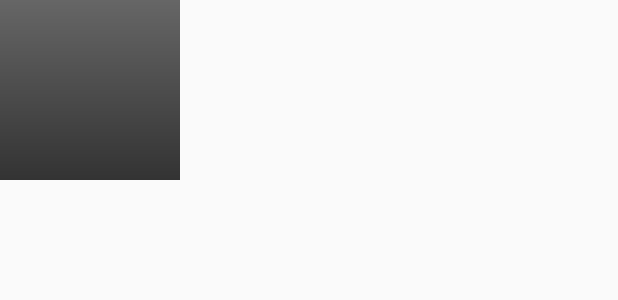
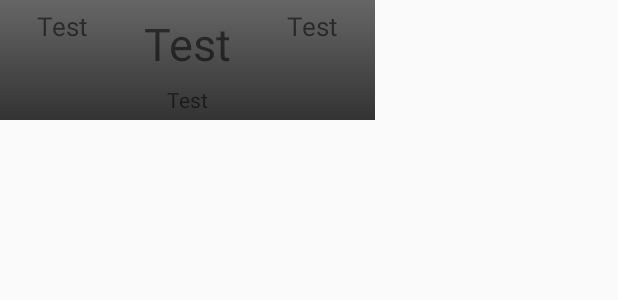
Before and after one commit to theeheng/SuperDuo, an Android app: the layout widget_item.xml on its own in the app's theme, with its tools: preview values and no code run, on a phone screen of 412 x 824 dp. Shown: the top 300 px of the screen. Run offline under Robolectric (Android 15) with nearby library versions, the phone set to English and light mode, and no system bars.

Commit message:
Fix Widget

```diff
--- a/Football_Scores/app/src/main/AndroidManifest.xml
+++ b/Football_Scores/app/src/main/AndroidManifest.xml
@@ -42,7 +42,7 @@
                 android:resource="@xml/scorewidgetinfo" />
         </receiver>
 
-        <service android:name="ScoreWidgetService"
+        <service android:name=".service.ScoreWidgetService"
             android:permission="android.permission.BIND_REMOTEVIEWS"
             android:exported="false" />
 
--- a/Football_Scores/app/src/main/res/layout/widget_item.xml
+++ b/Football_Scores/app/src/main/res/layout/widget_item.xml
@@ -1,24 +1,77 @@
 <?xml version="1.0" encoding="utf-8"?>
-<!-- Copyright (C) 2011 The Android Open Source Project
-
-     Licensed under the Apache License, Version 2.0 (the "License");
-     you may not use this file except in compliance with the License.
-     You may obtain a copy of the License at
-
-          http://www.apache.org/licenses/LICENSE-2.0
-
-     Unless required by applicable law or agreed to in writing, software
-     distributed under the License is distributed on an "AS IS" BASIS,
-     WITHOUT WARRANTIES OR CONDITIONS OF ANY KIND, either express or implied.
-     See the License for the specific language governing permissions and
-     limitations under the License.
--->
-<TextView xmlns:android="http://schemas.android.com/apk/res/android"
-    android:id="@+id/widget_item"
-    android:layout_width="120dp"
-    android:layout_height="120dp"
+<LinearLayout xmlns:android="http://schemas.android.com/apk/res/android"
+    android:orientation="vertical" android:layout_width="@dimen/widget_width"
+    android:layout_height="@dimen/widget_height"
     android:gravity="center"
     android:background="@drawable/widget_item_background"
-    android:textColor="#ffffff"
-    android:textStyle="bold"
-    android:textSize="44sp" />
+    android:layout_alignParentTop="true"
+    >
+    <LinearLayout
+        android:orientation="horizontal" android:layout_width="match_parent"
+        android:layout_height="match_parent"
+        android:paddingTop="5dp"
+        >
+        <LinearLayout
+            android:layout_width="match_parent"
+            android:layout_height="match_parent"
+            android:layout_weight="1"
+            android:orientation="vertical">
+            <ImageView
+                android:layout_width="wrap_content"
+                android:layout_height="wrap_content"
+                android:layout_gravity="center"
+                android:id="@+id/home_crest"/>
+            <TextView
+                android:layout_width="wrap_content"
+                android:layout_height="wrap_content"
+                android:layout_gravity="center"
+                android:textSize="@dimen/TeamNames"
+                android:gravity="center"
+                android:text="@string/test_text"
+                android:id="@+id/home_name"/>
+        </LinearLayout>
+        <LinearLayout
+            android:layout_width="match_parent"
+            android:layout_height="match_parent"
+            android:layout_weight="1"
+            android:orientation="vertical">
+            <TextView
+                android:layout_width="wrap_content"
+                android:layout_height="wrap_content"
+                android:layout_weight="1"
+                android:text="@string/test_text"
+                android:layout_gravity="center"
+                android:gravity="center"
+                android:textSize="@dimen/Score"
+                android:id="@+id/score_textview"/>
+            <TextView
+                android:layout_width="wrap_content"
+                android:layout_height="wrap_content"
+                android:layout_weight="1"
+                android:text="@string/test_text"
+                android:layout_gravity="center"
+                android:gravity="center"
+                android:id="@+id/data_textview"/>
+
+        </LinearLayout>
+        <LinearLayout
+            android:layout_width="match_parent"
+            android:layout_height="match_parent"
+            android:layout_weight="1"
+            android:orientation="vertical">
+            <ImageView
+                android:layout_width="wrap_content"
+                android:layout_height="wrap_content"
+                android:layout_gravity="center"
+                android:id="@+id/away_crest"/>
+            <TextView
+                android:layout_width="wrap_content"
+                android:layout_height="wrap_content"
+                android:layout_gravity="center"
+                android:gravity="center"
+                android:text="@string/test_text"
+                android:textSize="@dimen/TeamNames"
+                android:id="@+id/away_name"/>
+        </LinearLayout>
+    </LinearLayout>
+</LinearLayout>
--- a/Football_Scores/app/src/main/res/layout/widget_layout.xml
+++ b/Football_Scores/app/src/main/res/layout/widget_layout.xml
@@ -31,6 +31,6 @@
         android:background="@drawable/widget_item_background"
         android:textColor="#ffffff"
         android:textStyle="bold"
-        android:text="@string/empty_view_text"
+        android:text="@string/widget_default_view_text"
         android:textSize="20sp" />
 </FrameLayout>
--- a/Football_Scores/app/src/main/res/values/dimens.xml
+++ b/Football_Scores/app/src/main/res/values/dimens.xml
@@ -8,4 +8,6 @@
     <dimen name="Score">30sp</dimen>
     <dimen name="League">15sp</dimen>
     <dimen name="widget_margin">8dp</dimen>
+    <dimen name="widget_width">250dp</dimen>
+    <dimen name="widget_height">80dp</dimen>
 </resources>
--- a/Football_Scores/app/src/main/res/xml/scorewidgetinfo.xml
+++ b/Football_Scores/app/src/main/res/xml/scorewidgetinfo.xml
@@ -15,7 +15,7 @@
 -->
 <appwidget-provider
     xmlns:android="http://schemas.android.com/apk/res/android"
-    android:minWidth="150dip"
+    android:minWidth="300dip"
     android:minHeight="150dip"
     android:updatePeriodMillis="3600000"
     android:previewImage="@drawable/preview"
```
Also changed, not shown: Football_Scores/app/src/main/java/barqsoft/footballscores/StackRemoteViewsFactory.java (+37 -7 lines), Football_Scores/app/src/main/java/barqsoft/footballscores/Utilies.java (+17 -6 lines), Football_Scores/app/src/main/java/barqsoft/footballscores/WidgetItem.java (+37 -3 lines), Football_Scores/app/src/main/java/barqsoft/footballscores/service/myFetchService.java (+26 -3 lines), Football_Scores/app/src/main/res/values/strings.xml (+3 -2 lines), 1 other file.
